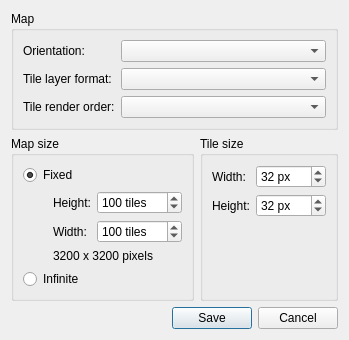
mapeditor/tiled, file src/tiled/newmapdialog.ui: the form before one commit.
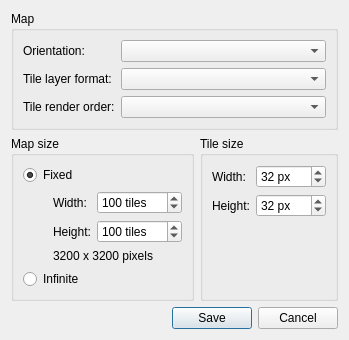
The form after the commit.

Commit message:
Fixed the order of the Width and Height labels
Closes #1779

```diff
--- a/src/tiled/newmapdialog.ui
+++ b/src/tiled/newmapdialog.ui
@@ -106,7 +106,7 @@
           </property>
          </widget>
         </item>
-        <item row="1" column="1">
+        <item row="0" column="1">
          <widget class="QLabel" name="widthLabel">
           <property name="text">
            <string>Width:</string>
@@ -132,7 +132,7 @@
           </property>
          </widget>
         </item>
-        <item row="0" column="1">
+        <item row="1" column="1">
          <widget class="QLabel" name="heightLabel">
           <property name="text">
            <string>Height:</string>
```
